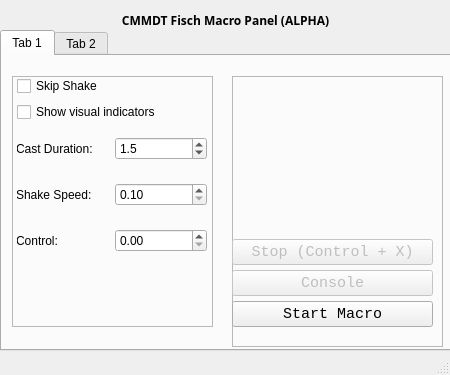
Qt form Macro/macromainwindow.ui (Arvin2A/The-CMMDT-Macro) before a commit.
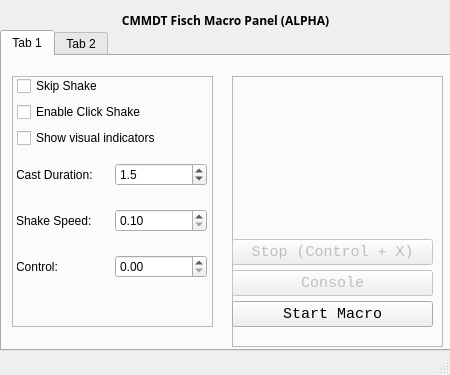
The same form after that commit. Icons and pictures are not drawn.

```diff
--- a/Macro/macromainwindow.ui
+++ b/Macro/macromainwindow.ui
@@ -102,6 +102,13 @@
           </property>
          </widget>
         </item>
+        <item>
+         <widget class="QCheckBox" name="clickshake">
+          <property name="text">
+           <string>Enable Click Shake</string>
+          </property>
+         </widget>
+        </item>
         <item>
          <widget class="QCheckBox" name="visual_indicators">
           <property name="text">
```
